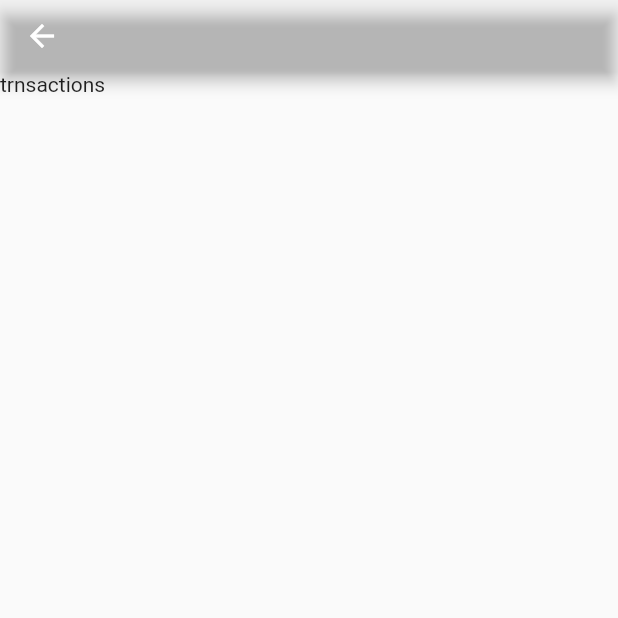
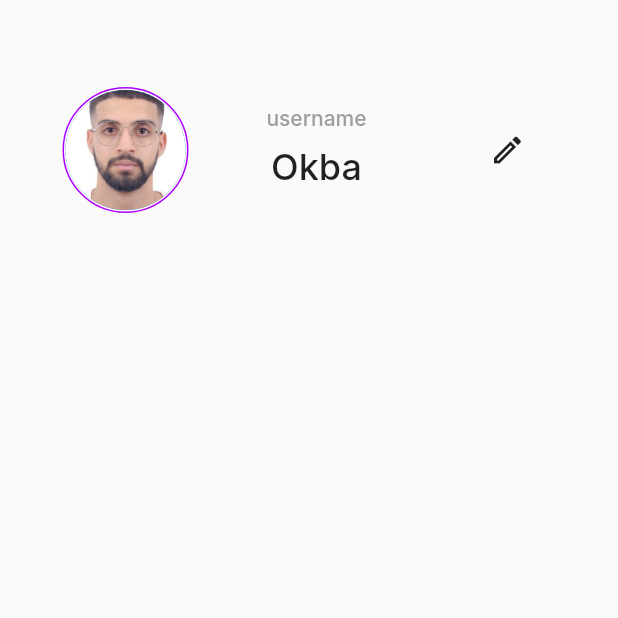
Before and after one commit to okbaAbdelghani/smart_spending_app, a Flutter app: the Profile screen opened directly, on a phone screen of 412 x 824 dp, the top half of it. Run offline on Flutter 3.47's test engine with Material 2 defaults, Android fonts, the phone set to English and light mode, and no system bars; our stand-ins replace fl_chart, flutter_svg; Roboto replaces fonts that are missing (Inter).

Commit message:
incomplet profile

```diff
--- a/lib/modules/profile/profile.dart
+++ b/lib/modules/profile/profile.dart
@@ -1,16 +1,82 @@
 import 'package:flutter/material.dart';
 
-class Profile extends StatelessWidget {
+class Profile extends StatefulWidget {
   const Profile({Key? key}) : super(key: key);
 
   @override
+  State<Profile> createState() => _ProfileState();
+}
+
+class _ProfileState extends State<Profile> {
+  @override
   Widget build(BuildContext context) {
     return Scaffold(
-        appBar: PreferredSize(
-            preferredSize: const Size.fromHeight(kMinInteractiveDimension),
-            child: AppBar(
-              backgroundColor: Colors.transparent,
-            )),
-        body: const SingleChildScrollView(child: Text('trnsactions')));
+        body: Padding(
+      padding: EdgeInsets.fromLTRB(20, 50, 10, 0),
+      child:
+          Container(
+            height: 100,
+            child: Row(
+              mainAxisAlignment: MainAxisAlignment.start,
+              children: [
+                Expanded(
+                  child: Container(
+                    padding: EdgeInsets.all(1.0),
+                    decoration: BoxDecoration(
+                      shape: BoxShape.circle,
+                      border: Border.all(
+                          color: const Color.fromRGBO(173, 0, 255, 1),
+                          width: 1.0),
+                    ),
+                    child: CircleAvatar(
+                      backgroundImage: AssetImage("assets/images/profile.jpg"),
+                      radius: 40,
+                    ),
+                  ),
+                ),
+                Expanded(
+                  child: Container(
+                    margin: EdgeInsets.fromLTRB(5, 0, 5, 0),
+                    width: 100,
+                    child: Column(
+                      children: [
+                        SizedBox(
+                          height: 20,
+                        ),
+                        Text(
+                          "username",
+                          style: TextStyle(
+                            fontFamily: 'Inter',
+                            fontSize: 14.0,
+                            color: Colors.grey[500],
+                            fontWeight: FontWeight.w500,
+                          ),
+                        ),
+                        SizedBox(
+                          height: 10,
+                        ),
+                        Text(
+                          "Okba",
+                          style: TextStyle(
+                            fontFamily: 'Inter',
+                            fontSize: 24.0,
+                            fontWeight: FontWeight.w500,
+                          ),
+                        ),
+                      ],
+                    ),
+                  ),
+                ),
+                Expanded(
+                    child: Icon(
+                  Icons.edit_outlined,
+                  weight: 20,
+                ))
+              ],
+            ),
+          ),
+
+
+    ));
   }
 }
```
